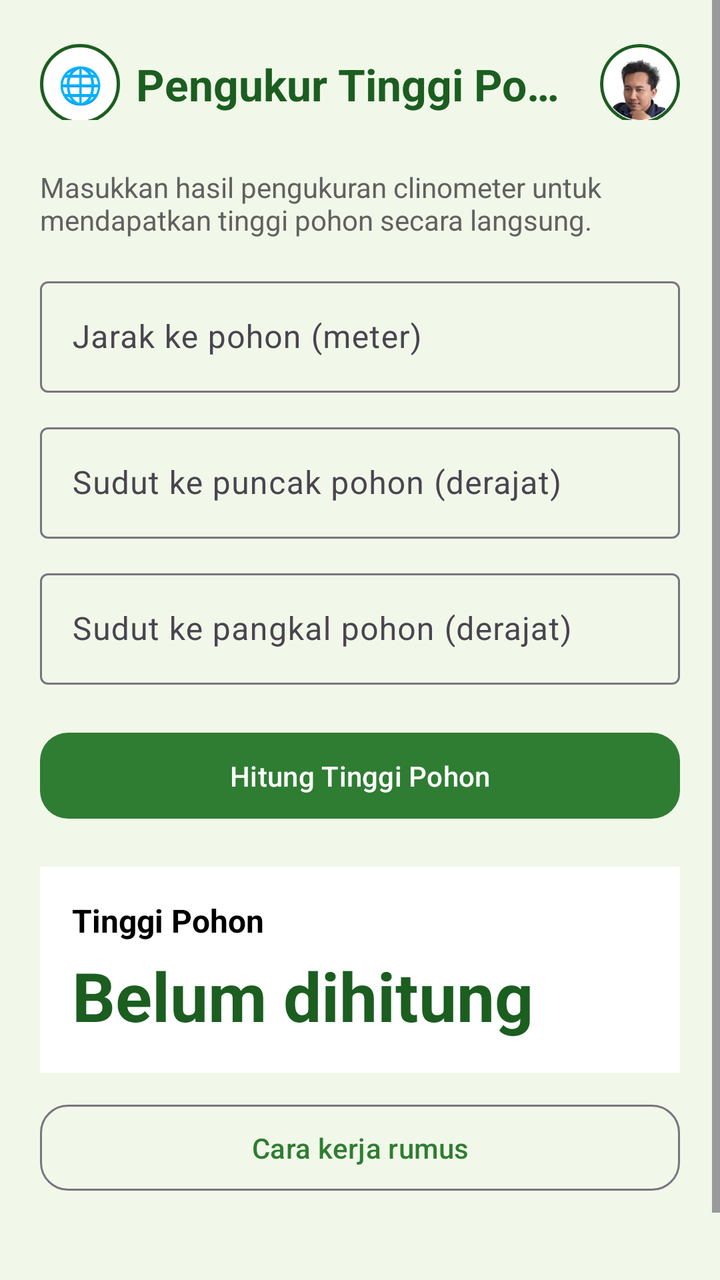
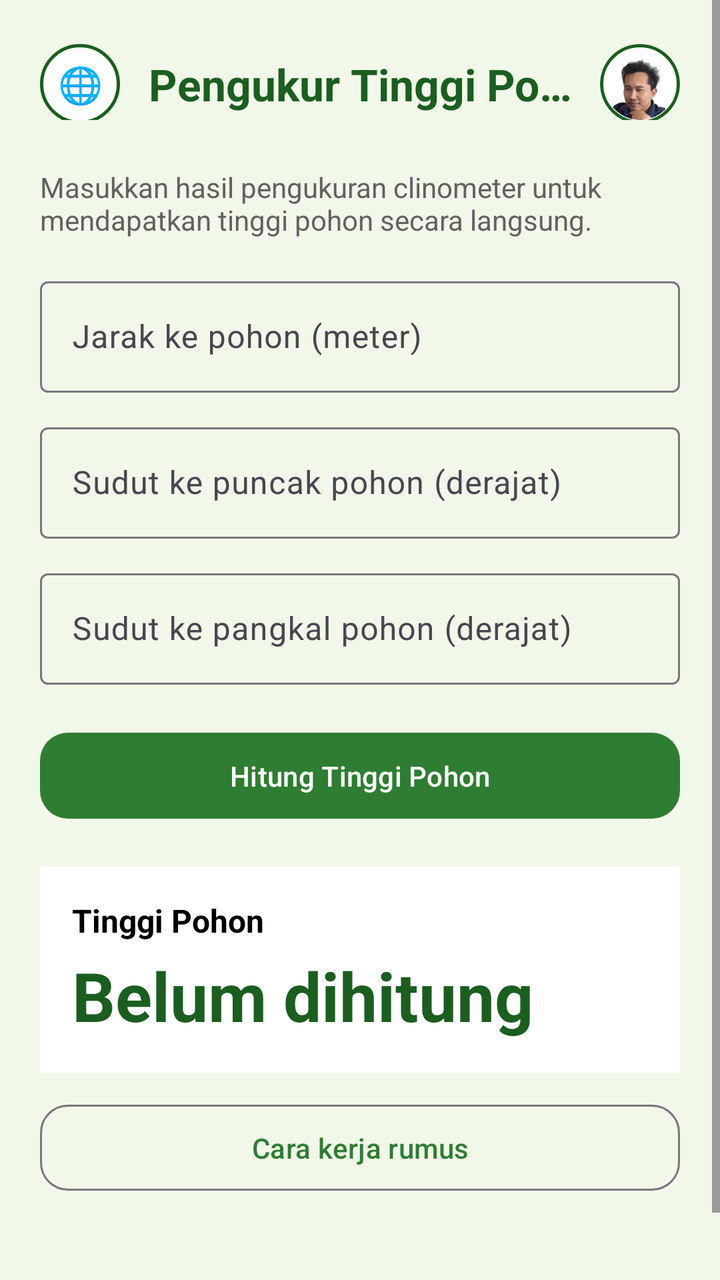

Before-and-after screenshots of an Android layout around one commit, followed by the original layout XML and the change that was made.
<!-- AndroidManifest.xml: application theme Theme.UdinConverter -->
<!-- res/layout/activity_main.xml -->
<?xml version="1.0" encoding="utf-8"?>
<ScrollView xmlns:android="http://schemas.android.com/apk/res/android"
    xmlns:app="http://schemas.android.com/apk/res-auto"
    android:layout_width="match_parent"
    android:layout_height="match_parent"
    android:fillViewport="true">

    <LinearLayout
        android:id="@+id/content_root"
        android:layout_width="match_parent"
        android:layout_height="wrap_content"
        android:orientation="vertical"
        android:padding="20dp">

        <RelativeLayout
            android:layout_width="match_parent"
            android:layout_height="wrap_content"
            android:paddingBottom="4dp">

            <TextView
                android:id="@+id/btn_language"
                android:layout_width="40dp"
                android:layout_height="40dp"
                android:layout_alignParentStart="true"
                android:layout_centerVertical="true"
                android:background="@drawable/bg_circle_profile"
                android:clickable="true"
                android:contentDescription="@string/language_switcher_label"
                android:focusable="true"
                android:foreground="?attr/selectableItemBackgroundBorderless"
                android:gravity="center"
                android:text="🌐"
                android:textSize="18sp" />

            <TextView
                android:layout_width="wrap_content"
                android:layout_height="wrap_content"
                android:layout_centerVertical="true"
                android:layout_toStartOf="@id/profile_image"
                android:layout_toEndOf="@id/btn_language"
                android:layout_marginStart="8dp"
                android:layout_marginEnd="8dp"
                android:ellipsize="end"
                android:maxLines="1"
                android:text="@string/title_tree_height"
                android:textColor="@color/green_dark"
                android:textSize="22sp"
                android:textStyle="bold" />

            <ImageView
                android:id="@+id/profile_image"
                android:layout_width="40dp"
                android:layout_height="40dp"
                android:layout_alignParentEnd="true"
                android:layout_centerVertical="true"
                android:background="@drawable/bg_circle_profile"
                android:clickable="true"
                android:clipToOutline="true"
                android:contentDescription="@string/profile_name"
                android:focusable="true"
                android:foreground="?attr/selectableItemBackgroundBorderless"
                android:padding="2dp"
                android:scaleType="centerCrop"
                android:src="@mipmap/ic_launcher" />
        </RelativeLayout>

        <TextView
            android:layout_width="match_parent"
            android:layout_height="wrap_content"
            android:layout_marginTop="20dp"
            android:text="@string/subtitle_description"
            android:textColor="@color/gray_text"
            android:textSize="14sp"
            android:paddingBottom="16dp" />

        <com.google.android.material.textfield.TextInputLayout
            android:layout_width="match_parent"
            android:layout_height="wrap_content"
            android:hint="@string/label_distance"
            app:placeholderText="@string/hint_distance"
            style="@style/Widget.Material3.TextInputLayout.OutlinedBox"
            android:layout_marginBottom="12dp">

            <com.google.android.material.textfield.TextInputEditText
                android:id="@+id/input_distance"
                android:layout_width="match_parent"
                android:layout_height="wrap_content"
                android:inputType="numberDecimal"
                android:textColor="@color/black" />
        </com.google.android.material.textfield.TextInputLayout>

        <com.google.android.material.textfield.TextInputLayout
            android:layout_width="match_parent"
            android:layout_height="wrap_content"
            android:hint="@string/label_top_angle"
            app:placeholderText="@string/hint_angle"
            style="@style/Widget.Material3.TextInputLayout.OutlinedBox"
            android:layout_marginBottom="12dp">

            <com.google.android.material.textfield.TextInputEditText
                android:id="@+id/input_top_angle"
                android:layout_width="match_parent"
                android:layout_height="wrap_content"
                android:inputType="numberDecimal"
                android:textColor="@color/black" />
        </com.google.android.material.textfield.TextInputLayout>

        <com.google.android.material.textfield.TextInputLayout
            android:layout_width="match_parent"
            android:layout_height="wrap_content"
            android:hint="@string/label_bottom_angle"
            app:placeholderText="@string/hint_angle"
            style="@style/Widget.Material3.TextInputLayout.OutlinedBox"
            android:layout_marginBottom="20dp">

            <com.google.android.material.textfield.TextInputEditText
                android:id="@+id/input_bottom_angle"
                android:layout_width="match_parent"
                android:layout_height="wrap_content"
                android:inputType="numberDecimal"
                android:textColor="@color/black" />
        </com.google.android.material.textfield.TextInputLayout>

        <com.google.android.material.button.MaterialButton
            android:id="@+id/btn_calculate"
            android:layout_width="match_parent"
            android:layout_height="wrap_content"
            android:text="@string/btn_calculate"
            android:padding="12dp"
            app:cornerRadius="14dp" />

        <LinearLayout
            android:layout_width="match_parent"
            android:layout_height="wrap_content"
            android:orientation="vertical"
            android:background="@color/card_background"
            android:padding="16dp"
            android:layout_marginTop="20dp"
            app:cardCornerRadius="14dp">

            <TextView
                android:layout_width="match_parent"
                android:layout_height="wrap_content"
                android:text="@string/result_title"
                android:textColor="@color/black"
                android:textSize="16sp"
                android:textStyle="bold" />

            <TextView
                android:id="@+id/text_result"
                android:layout_width="match_parent"
                android:layout_height="wrap_content"
                android:text="@string/result_default"
                android:textColor="@color/green_dark"
                android:textSize="34sp"
                android:textStyle="bold"
                android:paddingTop="4dp" />
        </LinearLayout>

        <com.google.android.material.button.MaterialButton
            android:id="@+id/btn_toggle_hint"
            style="@style/Widget.Material3.Button.OutlinedButton"
            android:layout_width="match_parent"
            android:layout_height="wrap_content"
            android:layout_marginTop="12dp"
            android:padding="12dp"
            android:text="@string/hint_title"
            app:cornerRadius="14dp" />

        <LinearLayout
            android:layout_width="match_parent"
            android:layout_height="wrap_content"
            android:layout_marginTop="24dp"
            android:gravity="center"
            android:orientation="vertical"
            android:paddingTop="16dp">

            <TextView
                android:layout_width="wrap_content"
                android:layout_height="wrap_content"
                android:gravity="center"
                android:text="@string/footer_copyright"
                android:textColor="@color/gray_text"
                android:textSize="12sp" />
        </LinearLayout>
    </LinearLayout>
</ScrollView>
<!-- resources referenced by this layout -->
<resources>
  <color name="black">#FF000000</color>
  <color name="card_background">#FFFFFFFF</color>
  <color name="gray_text">#FF616161</color>
  <color name="green_dark">#1B5E20</color>
  <!-- drawable bg_circle_profile (drawable) -->
  <?xml version="1.0" encoding="utf-8"?>
  <shape xmlns:android="http://schemas.android.com/apk/res/android"
      android:shape="oval">
      <solid android:color="@color/white" />
      <stroke
          android:width="1.5dp"
          android:color="@color/green_dark" />
  </shape>
  <!-- mipmap ic_launcher: png bitmap (mipmap-hdpi, 7032 bytes) -->
  <string name="btn_calculate">Hitung Tinggi Pohon</string>
  <string name="footer_copyright">© 2026 Dibuat oleh Udiners</string>
  <string name="hint_angle">contoh: 45</string>
  <string name="hint_distance">contoh: 10</string>
  <string name="hint_title">Cara kerja rumus</string>
  <string name="label_bottom_angle">Sudut ke pangkal pohon (derajat)</string>
  <string name="label_distance">Jarak ke pohon (meter)</string>
  <string name="label_top_angle">Sudut ke puncak pohon (derajat)</string>
  <string name="language_switcher_label">Pilih bahasa</string>
  <string name="profile_name">Udin</string>
  <string name="result_default">Belum dihitung</string>
  <string name="result_title">Tinggi Pohon</string>
  <string name="subtitle_description">Masukkan hasil pengukuran clinometer untuk mendapatkan tinggi pohon secara langsung.</string>
  <string name="title_tree_height">Pengukur Tinggi Pohon</string>
  <style name="Theme.UdinConverter" parent="Theme.Material3.Light.NoActionBar">
          <item name="colorPrimary">@color/green</item>
          <item name="colorOnPrimary">@color/white</item>
          <item name="colorPrimaryContainer">@color/green_light</item>
          <item name="android:statusBarColor">@color/green_dark</item>
          <item name="android:windowBackground">@color/background</item>
          <item name="motionDurationShort2">0</item>
          <item name="android:forceDarkAllowed" tools:targetApi="29">false</item>
      </style>
  <color name="white">#FFFFFFFF</color>
  <color name="green">#2E7D32</color>
  <color name="green_light">#A5D6A7</color>
  <color name="background">#FFF1F8E9</color>
</resources>

<!-- the commit's change to res/layout/activity_main.xml (unified diff, before → after) -->
@@ -41,6 +41,7 @@
                 android:layout_marginStart="8dp"
                 android:layout_marginEnd="8dp"
                 android:ellipsize="end"
+                android:gravity="center"
                 android:maxLines="1"
                 android:text="@string/title_tree_height"
                 android:textColor="@color/green_dark"
